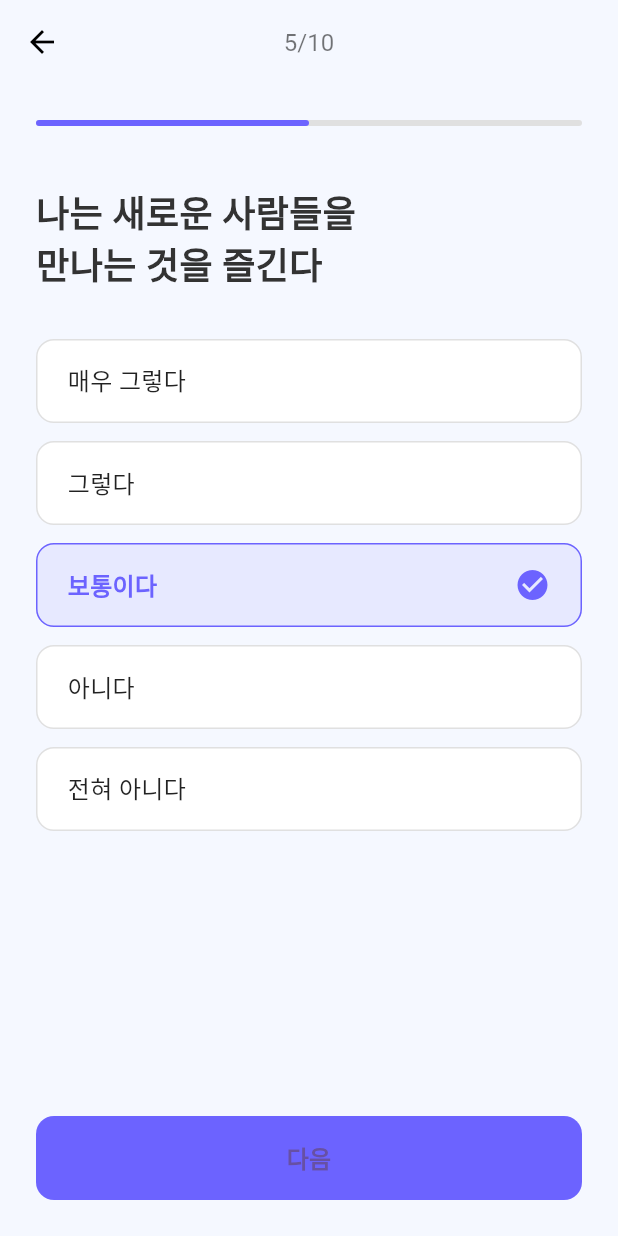
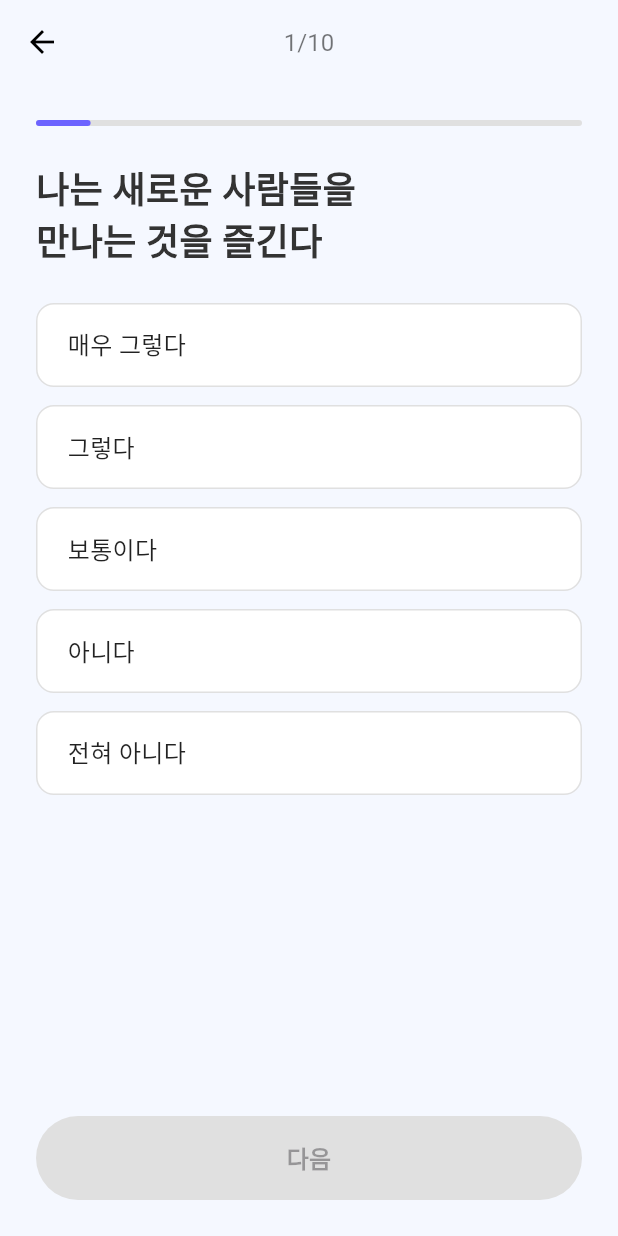
Before and after one commit to lunabi03/TypeTalk, a Flutter app: the QuestionScreen screen opened by its route, on a phone screen of 412 x 824 dp. Run offline on Flutter 3.47's test engine with Material 3 defaults, Android fonts, the phone set to English and light mode, and no system bars; our stand-ins replace flutter_screenutil, get, google_fonts; Roboto replaces fonts that are missing (Pretendard).

Commit message:
MBTI 질문 화면 추가

```diff
--- /dev/null
+++ b/lib/screens/question/question_controller.dart
@@ -0,0 +1,58 @@
+import 'package:get/get.dart';
+import 'package:typetalk/routes/app_routes.dart';
+
+class QuestionController extends GetxController {
+  final RxInt currentIndex = 0.obs;
+
+  final List<String> questions = const [
+    '나는 새로운 사람들을\n만나는 것을 즐긴다',
+    '계획을 세우고 그에 맞춰\n행동하는 편이다',
+    '중요한 결정을 할 때\n직관을 믿는 편이다',
+    '여유 시간에는 혼자만의 시간을\n보내는 것을 선호한다',
+    '즉흥적인 아이디어가 떠오르면\n바로 실행해본다',
+    '갈등 상황에서 상대를\n배려하려 노력한다',
+    '세부 사항보다 큰 그림을\n먼저 본다',
+    '약속 시간에 늦지 않도록\n미리 준비한다',
+    '감정보다 사실과 논리를\n우선시한다',
+    '관심 있는 주제는\n깊게 파고드는 편이다',
+  ];
+
+  // 선택한 답변 인덱스 (-1: 미선택)
+  late final RxList<int> selectedIndexByQuestion;
+
+  List<String> get options => const [
+        '매우 그렇다',
+        '그렇다',
+        '보통이다',
+        '아니다',
+        '전혀 아니다',
+      ];
+
+  int get total => questions.length;
+
+  @override
+  void onInit() {
+    super.onInit();
+    selectedIndexByQuestion = List<int>.filled(total, -1).obs;
+  }
+
+  void selectAnswer(int optionIndex) {
+    selectedIndexByQuestion[currentIndex.value] = optionIndex;
+  }
+
+  void goNext() {
+    if (currentIndex.value < total - 1) {
+      currentIndex.value += 1;
+    } else {
+      Get.toNamed(AppRoutes.result);
+    }
+  }
+
+  void goBack() {
+    if (currentIndex.value > 0) {
+      currentIndex.value -= 1;
+    } else {
+      Get.back();
+    }
+  }
+}
--- a/lib/screens/question/question_screen.dart
+++ b/lib/screens/question/question_screen.dart
@@ -2,13 +2,22 @@ import 'package:flutter/material.dart';
 import 'package:get/get.dart';
 import 'package:typetalk/core/theme/app_colors.dart';
 import 'package:typetalk/core/theme/app_text_styles.dart';
-import 'package:typetalk/routes/app_routes.dart';
+import 'package:typetalk/screens/question/question_controller.dart';
 
 class QuestionScreen extends StatelessWidget {
   const QuestionScreen({super.key});
 
   @override
   Widget build(BuildContext context) {
+    final QuestionController controller = Get.put(QuestionController());
+
+    return Obx(
+      () {
+        final int step = controller.currentIndex.value + 1;
+        final int total = controller.total;
+        final double progress = step / total;
+        final int selected = controller.selectedIndexByQuestion[controller.currentIndex.value];
+
         return Scaffold(
           backgroundColor: const Color(0xFFF5F8FF),
           appBar: AppBar(
@@ -16,11 +25,11 @@ class QuestionScreen extends StatelessWidget {
             elevation: 0,
             leading: IconButton(
               icon: const Icon(Icons.arrow_back, color: Colors.black),
-          onPressed: () => Get.back(),
+              onPressed: controller.goBack,
             ),
-        title: const Text(
-          '5/10',
-          style: TextStyle(
+            title: Text(
+              '$step/$total',
+              style: const TextStyle(
                 color: Colors.black54,
                 fontSize: 16,
               ),
@@ -40,10 +49,10 @@ class QuestionScreen extends StatelessWidget {
                     color: Colors.grey[300],
                     borderRadius: BorderRadius.circular(2),
                   ),
-              child: Row(
-                children: [
-                  Expanded(
-                    flex: 5, // 5/10 진행
+                  child: Align(
+                    alignment: Alignment.centerLeft,
+                    child: FractionallySizedBox(
+                      widthFactor: progress,
                       child: Container(
                         decoration: BoxDecoration(
                           color: AppColors.primary,
@@ -51,44 +60,42 @@ class QuestionScreen extends StatelessWidget {
                         ),
                       ),
                     ),
-                  Expanded(
-                    flex: 5,
-                    child: Container(),
-                  ),
-                ],
                   ),
                 ),
-            const SizedBox(height: 40),
+                const SizedBox(height: 24),
                 // Question Text
                 Text(
-              '나는 새로운 사람들을\n만나는 것을 즐긴다',
+                  controller.questions[controller.currentIndex.value],
                   style: AppTextStyles.h2.copyWith(
                     fontSize: 24,
                     height: 1.4,
                   ),
                 ),
-            const SizedBox(height: 32),
+                const SizedBox(height: 24),
                 // Answer Options
-            _buildAnswerOption('매우 그렇다', false),
-            const SizedBox(height: 12),
-            _buildAnswerOption('그렇다', false),
-            const SizedBox(height: 12),
-            _buildAnswerOption('보통이다', true),
-            const SizedBox(height: 12),
-            _buildAnswerOption('아니다', false),
-            const SizedBox(height: 12),
-            _buildAnswerOption('전혀 아니다', false),
+                ...List.generate(controller.options.length, (index) {
+                  final bool isSelected = selected == index;
+                  return Padding(
+                    padding: const EdgeInsets.only(bottom: 12),
+                    child: _AnswerTile(
+                      text: controller.options[index],
+                      isSelected: isSelected,
+                      onTap: () => controller.selectAnswer(index),
+                    ),
+                  );
+                }),
                 const Spacer(),
                 // Next Button
                 SizedBox(
                   width: double.infinity,
                   height: 56,
                   child: ElevatedButton(
-                onPressed: () {},
+                    onPressed: selected == -1 ? null : controller.goNext,
                     style: ElevatedButton.styleFrom(
                       backgroundColor: AppColors.primary,
+                      disabledBackgroundColor: Colors.grey.shade300,
                       shape: RoundedRectangleBorder(
-                    borderRadius: BorderRadius.circular(12),
+                        borderRadius: BorderRadius.circular(28),
                       ),
                       elevation: 0,
                     ),
@@ -105,25 +112,44 @@ class QuestionScreen extends StatelessWidget {
             ),
           ),
         );
+      },
+    );
+  }
 }
 
-  Widget _buildAnswerOption(String text, bool isSelected) {
-    return Container(
-      width: double.infinity,
+class _AnswerTile extends StatelessWidget {
+  final String text;
+  final bool isSelected;
+  final VoidCallback onTap;
+
+  const _AnswerTile({
+    required this.text,
+    required this.isSelected,
+    required this.onTap,
+  });
+
+  @override
+  Widget build(BuildContext context) {
+    return Material(
+      color: Colors.transparent,
+      child: InkWell(
+        borderRadius: BorderRadius.circular(12),
+        onTap: onTap,
+        child: Ink(
           height: 56,
           decoration: BoxDecoration(
             color: isSelected ? AppColors.primary.withOpacity(0.1) : Colors.white,
             borderRadius: BorderRadius.circular(12),
             border: Border.all(
               color: isSelected ? AppColors.primary : Colors.grey[300]!,
-          width: 1,
+              width: isSelected ? 2 : 1,
             ),
           ),
           child: Row(
             mainAxisAlignment: MainAxisAlignment.spaceBetween,
             children: [
-          Padding(
-            padding: const EdgeInsets.only(left: 20),
+              const SizedBox(width: 20),
+              Expanded(
                 child: Text(
                   text,
                   style: TextStyle(
@@ -135,7 +161,7 @@ class QuestionScreen extends StatelessWidget {
               ),
               if (isSelected)
                 Padding(
-              padding: const EdgeInsets.only(right: 20),
+                  padding: const EdgeInsets.only(right: 16),
                   child: Icon(
                     Icons.check_circle,
                     color: AppColors.primary,
@@ -144,6 +170,8 @@ class QuestionScreen extends StatelessWidget {
                 ),
             ],
           ),
+        ),
+      ),
     );
   }
 }
```
Lines whose indentation alone changed are shown as unchanged.
